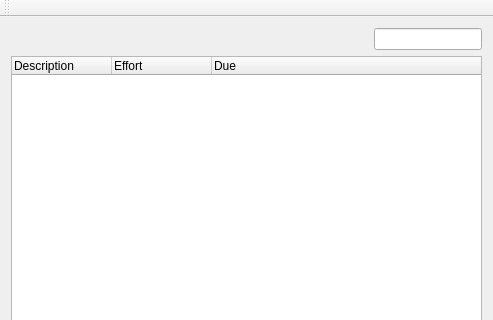
Before: the Qt Designer form src/widgets/ui/mainwindow.ui in choenig/tingy, drawn with Qt 5; both pictures show x 0 to 493 and y 0 to 320 of the 493 by 506 pixel window.
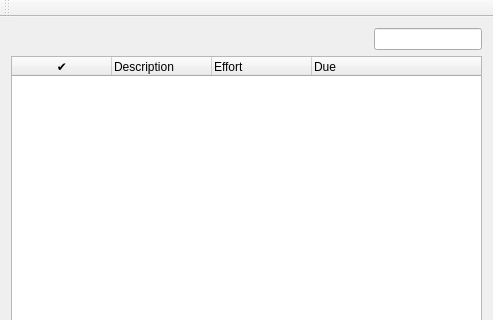
After: the same form once the commit is applied. Custom widgets are drawn as their Qt base class.

What changed in the file:
```diff
--- a/src/widgets/ui/mainwindow.ui
+++ b/src/widgets/ui/mainwindow.ui
@@ -43,6 +43,14 @@
     </item>
     <item row="1" column="0" colspan="3">
      <widget class="TaskTree" name="taskTree">
+      <column>
+       <property name="text">
+        <string>✔</string>
+       </property>
+       <property name="textAlignment">
+        <set>AlignHCenter|AlignVCenter|AlignCenter</set>
+       </property>
+      </column>
       <column>
        <property name="text">
         <string>Description</string>
```
